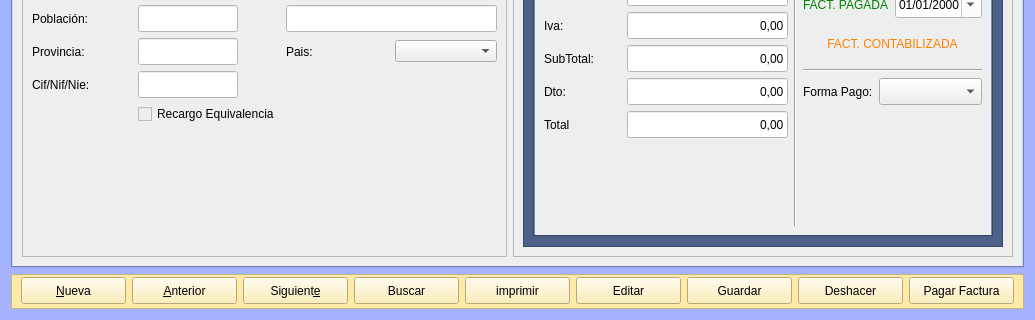
Above: Zona_Compras/frmfacturasproveedor.ui from arcnexus/RedFoX before the change; both pictures show x 0 to 1035 and y 232 to 552 of the 1035 by 552 pixel window. Below: the same form after it.
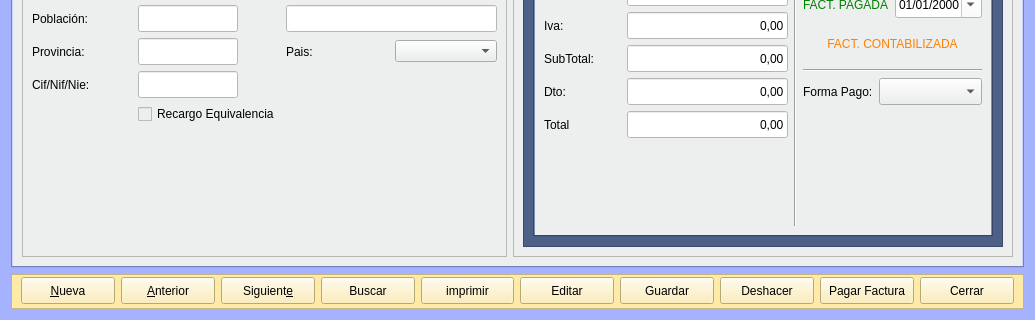
That is the form after the change. Icons and pictures are not drawn.

Commit message: Boton cerrar en pedido/albaran/factura a proveedores en ventana externa

```diff
--- a/Zona_Compras/frmfacturasproveedor.ui
+++ b/Zona_Compras/frmfacturasproveedor.ui
@@ -1982,6 +1982,29 @@
         </property>
        </widget>
       </item>
+      <item>
+       <widget class="QPushButton" name="btn_cerrar">
+        <property name="minimumSize">
+         <size>
+          <width>0</width>
+          <height>27</height>
+         </size>
+        </property>
+        <property name="text">
+         <string>Cerrar</string>
+        </property>
+        <property name="icon">
+         <iconset resource="../maya.qrc">
+          <normaloff>:/Icons/PNG/Exit.png</normaloff>:/Icons/PNG/Exit.png</iconset>
+        </property>
+        <property name="iconSize">
+         <size>
+          <width>24</width>
+          <height>24</height>
+         </size>
+        </property>
+       </widget>
+      </item>
      </layout>
     </widget>
    </item>
```
Left out of the diff: 19 changed lines with no effect on the pictures. The commit also changes 9 other files.
